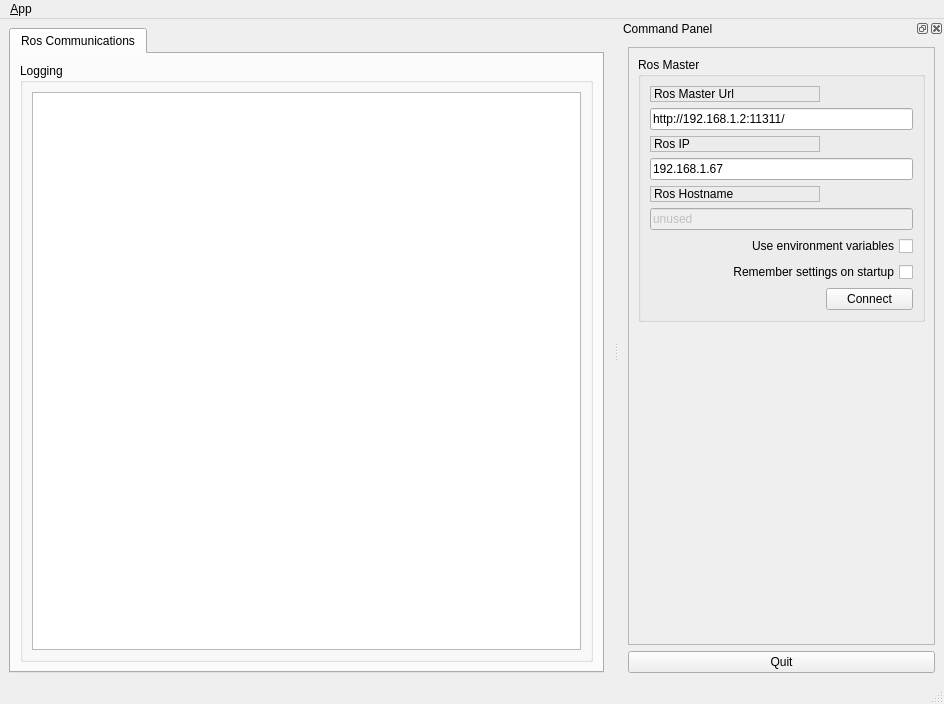
Above: src/rosqt_gui/ui/main_window.ui from AtoposTzb/catkin_ros_qtgui before the change. Below: the same form after it.
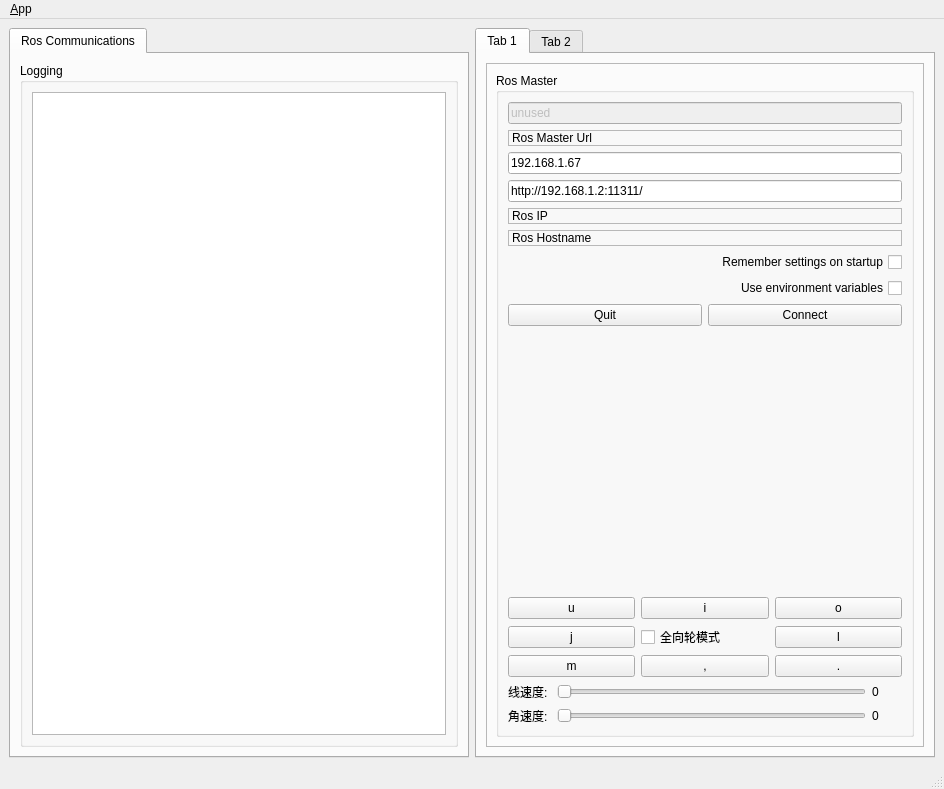
That is the form after the change. Icons and pictures are not drawn.

```diff
--- a/src/rosqt_gui/ui/main_window.ui
+++ b/src/rosqt_gui/ui/main_window.ui
@@ -7,7 +7,7 @@
     <x>0</x>
     <y>0</y>
     <width>944</width>
-    <height>704</height>
+    <height>789</height>
    </rect>
   </property>
   <property name="windowTitle">
@@ -63,55 +63,13 @@
       </widget>
      </widget>
     </item>
-   </layout>
-  </widget>
-  <widget class="QMenuBar" name="menubar">
-   <property name="geometry">
-    <rect>
-     <x>0</x>
-     <y>0</y>
-     <width>944</width>
-     <height>21</height>
-    </rect>
-   </property>
-   <widget class="QMenu" name="menu_File">
-    <property name="title">
-     <string>&amp;App</string>
-    </property>
-    <addaction name="action_Preferences"/>
-    <addaction name="separator"/>
-    <addaction name="actionAbout"/>
-    <addaction name="actionAbout_Qt"/>
-    <addaction name="separator"/>
-    <addaction name="action_Quit"/>
-   </widget>
-   <addaction name="menu_File"/>
-  </widget>
-  <widget class="QStatusBar" name="statusbar"/>
-  <widget class="QDockWidget" name="dock_status">
-   <property name="sizePolicy">
-    <sizepolicy hsizetype="Minimum" vsizetype="Preferred">
-     <horstretch>0</horstretch>
-     <verstretch>0</verstretch>
-    </sizepolicy>
-   </property>
-   <property name="minimumSize">
-    <size>
-     <width>325</width>
-     <height>368</height>
-    </size>
-   </property>
-   <property name="allowedAreas">
-    <set>Qt::RightDockWidgetArea</set>
-   </property>
-   <property name="windowTitle">
-    <string>Command Panel</string>
-   </property>
-   <attribute name="dockWidgetArea">
-    <number>2</number>
-   </attribute>
-   <widget class="QWidget" name="dockWidgetContents_2">
-    <layout class="QVBoxLayout" name="verticalLayout">
+    <item>
+     <widget class="QTabWidget" name="tabWidget">
+      <widget class="QWidget" name="tab">
+       <attribute name="title">
+        <string>Tab 1</string>
+       </attribute>
+       <layout class="QVBoxLayout" name="verticalLayout_7">
      <item>
       <widget class="QFrame" name="frame">
        <property name="sizePolicy">
@@ -132,8 +90,22 @@
           <property name="title">
            <string>Ros Master</string>
           </property>
-          <layout class="QGridLayout" name="gridLayout">
-           <item row="0" column="0">
+             <layout class="QVBoxLayout" name="verticalLayout_6">
+              <item>
+               <layout class="QVBoxLayout" name="verticalLayout">
+                <item>
+                 <layout class="QVBoxLayout" name="verticalLayout_4">
+                  <item>
+                   <widget class="QLineEdit" name="line_edit_topic">
+                    <property name="enabled">
+                     <bool>false</bool>
+                    </property>
+                    <property name="text">
+                     <string>unused</string>
+                    </property>
+                   </widget>
+                  </item>
+                  <item>
             <widget class="QLabel" name="label">
              <property name="frameShape">
               <enum>QFrame::StyledPanel</enum>
@@ -146,14 +118,21 @@
              </property>
             </widget>
            </item>
-           <item row="1" column="0" colspan="2">
+                  <item>
+                   <widget class="QLineEdit" name="line_edit_host">
+                    <property name="text">
+                     <string>192.168.1.67</string>
+                    </property>
+                   </widget>
+                  </item>
+                  <item>
             <widget class="QLineEdit" name="line_edit_master">
              <property name="text">
               <string>http://192.168.1.2:11311/</string>
              </property>
             </widget>
            </item>
-           <item row="2" column="0">
+                  <item>
             <widget class="QLabel" name="label_2">
              <property name="frameShape">
               <enum>QFrame::StyledPanel</enum>
@@ -166,14 +145,7 @@
              </property>
             </widget>
            </item>
-           <item row="3" column="0" colspan="2">
-            <widget class="QLineEdit" name="line_edit_host">
-             <property name="text">
-              <string>192.168.1.67</string>
-             </property>
-            </widget>
-           </item>
-           <item row="4" column="0">
+                  <item>
             <widget class="QLabel" name="label_3">
              <property name="frameShape">
               <enum>QFrame::StyledPanel</enum>
@@ -186,27 +158,7 @@
              </property>
             </widget>
            </item>
-           <item row="5" column="0" colspan="2">
-            <widget class="QLineEdit" name="line_edit_topic">
-             <property name="enabled">
-              <bool>false</bool>
-             </property>
-             <property name="text">
-              <string>unused</string>
-             </property>
-            </widget>
-           </item>
-           <item row="6" column="0" colspan="2">
-            <widget class="QCheckBox" name="checkbox_use_environment">
-             <property name="layoutDirection">
-              <enum>Qt::RightToLeft</enum>
-             </property>
-             <property name="text">
-              <string>Use environment variables</string>
-             </property>
-            </widget>
-           </item>
-           <item row="7" column="0" colspan="2">
+                  <item>
             <widget class="QCheckBox" name="checkbox_remember_settings">
              <property name="layoutDirection">
               <enum>Qt::RightToLeft</enum>
@@ -216,20 +168,32 @@
              </property>
             </widget>
            </item>
-           <item row="8" column="0">
-            <spacer name="horizontalSpacer">
-             <property name="orientation">
-              <enum>Qt::Horizontal</enum>
-             </property>
-             <property name="sizeHint" stdset="0">
-              <size>
-               <width>170</width>
-               <height>21</height>
-              </size>
-             </property>
-            </spacer>
-           </item>
-           <item row="8" column="1">
+                  <item>
+                   <widget class="QCheckBox" name="checkbox_use_environment">
+                    <property name="layoutDirection">
+                     <enum>Qt::RightToLeft</enum>
+                    </property>
+                    <property name="text">
+                     <string>Use environment variables</string>
+                    </property>
+                   </widget>
+                  </item>
+                  <item>
+                   <layout class="QHBoxLayout" name="horizontalLayout">
+                    <item>
+                     <widget class="QPushButton" name="quit_button">
+                      <property name="sizePolicy">
+                       <sizepolicy hsizetype="MinimumExpanding" vsizetype="Fixed">
+                        <horstretch>0</horstretch>
+                        <verstretch>0</verstretch>
+                       </sizepolicy>
+                      </property>
+                      <property name="text">
+                       <string>Quit</string>
+                      </property>
+                     </widget>
+                    </item>
+                    <item>
             <widget class="QPushButton" name="button_connect">
              <property name="enabled">
               <bool>true</bool>
@@ -252,40 +216,250 @@
             </widget>
            </item>
           </layout>
-         </widget>
-        </item>
+                  </item>
+                 </layout>
+                </item>
         <item>
-         <spacer name="verticalSpacer_3">
+                 <layout class="QVBoxLayout" name="verticalLayout_5">
+                  <item>
+                   <spacer name="verticalSpacer">
           <property name="orientation">
            <enum>Qt::Vertical</enum>
           </property>
           <property name="sizeHint" stdset="0">
            <size>
             <width>20</width>
-            <height>233</height>
+                      <height>40</height>
            </size>
           </property>
          </spacer>
         </item>
-       </layout>
+                  <item>
+                   <layout class="QHBoxLayout" name="horizontalLayout_2">
+                    <item>
+                     <widget class="QPushButton" name="pushButton_u">
+                      <property name="text">
+                       <string>u</string>
+                      </property>
+                      <property name="shortcut">
+                       <string>U</string>
+                      </property>
+                     </widget>
+                    </item>
+                    <item>
+                     <widget class="QPushButton" name="pushButton_i">
+                      <property name="text">
+                       <string>i</string>
+                      </property>
+                      <property name="shortcut">
+                       <string>I</string>
+                      </property>
+                     </widget>
+                    </item>
+                    <item>
+                     <widget class="QPushButton" name="pushButton_o">
+                      <property name="text">
+                       <string>o</string>
+                      </property>
+                      <property name="shortcut">
+                       <string>O</string>
+                      </property>
+                     </widget>
+                    </item>
+                   </layout>
+                  </item>
+                  <item>
+                   <layout class="QHBoxLayout" name="horizontalLayout_3">
+                    <item>
+                     <widget class="QPushButton" name="pushButton_j">
+                      <property name="text">
+                       <string>j</string>
+                      </property>
+                      <property name="shortcut">
+                       <string>J</string>
+                      </property>
       </widget>
      </item>
      <item>
-      <widget class="QPushButton" name="quit_button">
-       <property name="sizePolicy">
-        <sizepolicy hsizetype="MinimumExpanding" vsizetype="Fixed">
-         <horstretch>0</horstretch>
-         <verstretch>0</verstretch>
-        </sizepolicy>
-       </property>
+                     <widget class="QCheckBox" name="checkBox_isAll">
+                      <property name="text">
+                       <string>全向轮模式</string>
+                      </property>
+                      <property name="shortcut">
+                       <string>K</string>
+                      </property>
+                     </widget>
+                    </item>
+                    <item>
+                     <widget class="QPushButton" name="pushButton_l">
        <property name="text">
-        <string>Quit</string>
-       </property>
+                       <string>l</string>
+                      </property>
+                      <property name="shortcut">
+                       <string>L</string>
+                      </property>
       </widget>
      </item>
     </layout>
-   </widget>
-  </widget>
+                  </item>
+                  <item>
+                   <layout class="QHBoxLayout" name="horizontalLayout_4">
+                    <item>
+                     <widget class="QPushButton" name="pushButton_m">
+                      <property name="text">
+                       <string>m</string>
+                      </property>
+                      <property name="shortcut">
+                       <string>M</string>
+                      </property>
+                     </widget>
+                    </item>
+                    <item>
+                     <widget class="QPushButton" name="pushButton_dou">
+                      <property name="text">
+                       <string>,</string>
+                      </property>
+                      <property name="shortcut">
+                       <string>,</string>
+                      </property>
+                     </widget>
+                    </item>
+                    <item>
+                     <widget class="QPushButton" name="pushButton_dian">
+                      <property name="text">
+                       <string>.</string>
+                      </property>
+                      <property name="shortcut">
+                       <string>.</string>
+                      </property>
+                     </widget>
+                    </item>
+                   </layout>
+                  </item>
+                  <item>
+                   <layout class="QHBoxLayout" name="horizontalLayout_5">
+                    <item>
+                     <widget class="QLabel" name="label_4">
+                      <property name="text">
+                       <string>线速度: </string>
+                      </property>
+                     </widget>
+                    </item>
+                    <item>
+                     <widget class="QSlider" name="horizontalSlider_linear">
+                      <property name="maximum">
+                       <number>100</number>
+                      </property>
+                      <property name="orientation">
+                       <enum>Qt::Horizontal</enum>
+                      </property>
+                     </widget>
+                    </item>
+                    <item>
+                     <widget class="QLabel" name="label_linear">
+                      <property name="minimumSize">
+                       <size>
+                        <width>30</width>
+                        <height>0</height>
+                       </size>
+                      </property>
+                      <property name="maximumSize">
+                       <size>
+                        <width>30</width>
+                        <height>16777215</height>
+                       </size>
+                      </property>
+                      <property name="text">
+                       <string>0</string>
+                      </property>
+                     </widget>
+                    </item>
+                   </layout>
+                  </item>
+                  <item>
+                   <layout class="QHBoxLayout" name="horizontalLayout_6">
+                    <item>
+                     <widget class="QLabel" name="label_5">
+                      <property name="text">
+                       <string>角速度: </string>
+                      </property>
+                     </widget>
+                    </item>
+                    <item>
+                     <widget class="QSlider" name="horizontalSlider_raw">
+                      <property name="maximum">
+                       <number>100</number>
+                      </property>
+                      <property name="orientation">
+                       <enum>Qt::Horizontal</enum>
+                      </property>
+                     </widget>
+                    </item>
+                    <item>
+                     <widget class="QLabel" name="label_raw">
+                      <property name="minimumSize">
+                       <size>
+                        <width>30</width>
+                        <height>0</height>
+                       </size>
+                      </property>
+                      <property name="maximumSize">
+                       <size>
+                        <width>30</width>
+                        <height>16777215</height>
+                       </size>
+                      </property>
+                      <property name="text">
+                       <string>0</string>
+                      </property>
+                     </widget>
+                    </item>
+                   </layout>
+                  </item>
+                 </layout>
+                </item>
+               </layout>
+              </item>
+             </layout>
+            </widget>
+           </item>
+          </layout>
+         </widget>
+        </item>
+       </layout>
+      </widget>
+      <widget class="QWidget" name="tab_2">
+       <attribute name="title">
+        <string>Tab 2</string>
+       </attribute>
+      </widget>
+     </widget>
+    </item>
+   </layout>
+  </widget>
+  <widget class="QMenuBar" name="menubar">
+   <property name="geometry">
+    <rect>
+     <x>0</x>
+     <y>0</y>
+     <width>944</width>
+     <height>32</height>
+    </rect>
+   </property>
+   <widget class="QMenu" name="menu_File">
+    <property name="title">
+     <string>&amp;App</string>
+    </property>
+    <addaction name="action_Preferences"/>
+    <addaction name="separator"/>
+    <addaction name="actionAbout"/>
+    <addaction name="actionAbout_Qt"/>
+    <addaction name="separator"/>
+    <addaction name="action_Quit"/>
+   </widget>
+   <addaction name="menu_File"/>
+  </widget>
+  <widget class="QStatusBar" name="statusbar"/>
   <action name="action_Quit">
    <property name="text">
     <string>&amp;Quit</string>
```
Lines whose indentation alone changed are shown as unchanged.
